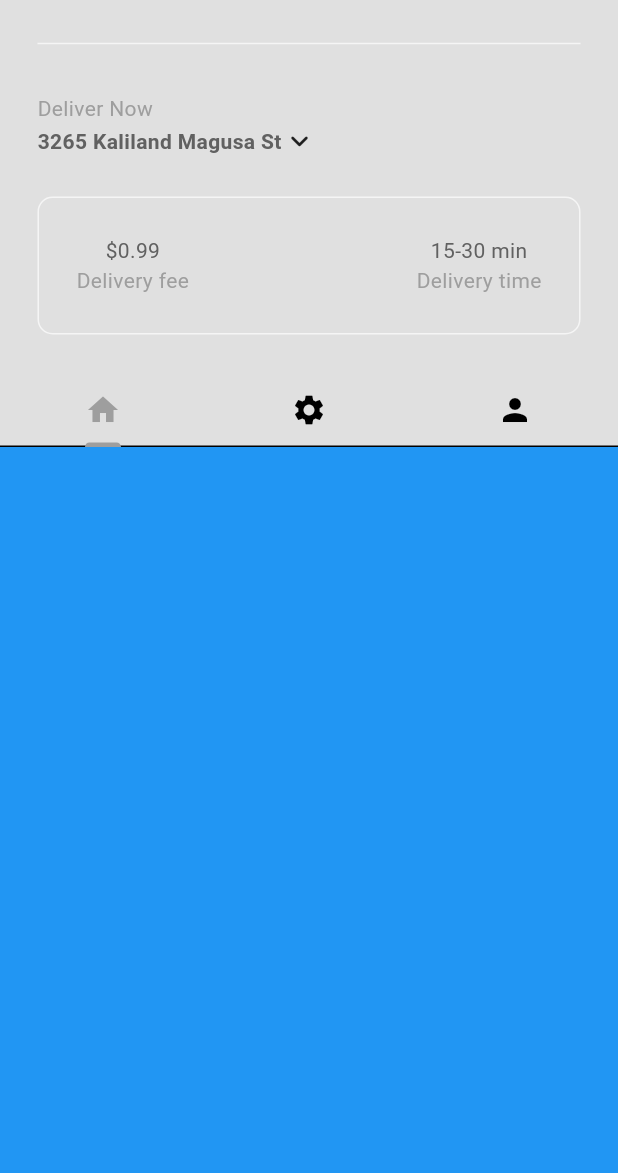
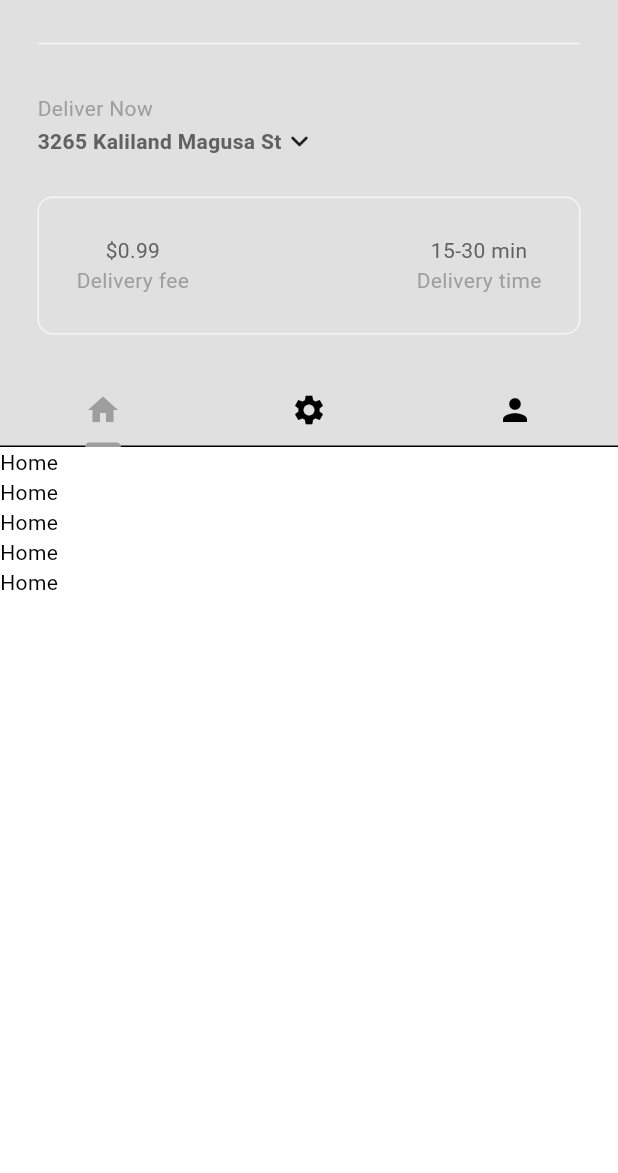
Before and after one commit to Briankurtish/Flutter-Food-delivery-Application, a Flutter app: the HomePage screen opened directly, on a phone screen of 412 x 824 dp, the part 63-1236 px from its top. Run offline on Flutter 3.47's test engine with Material 3 defaults, Android fonts, the phone set to English and light mode, and no system bars.

Commit message:
added the TabBar to the homepage

```diff
--- a/lib/pages/home.dart
+++ b/lib/pages/home.dart
@@ -56,8 +56,22 @@ class _HomePageState extends State<HomePage>
             ),
           ),
         ],
-        body: Container(
-          color: Colors.blue,
+        body: TabBarView(
+          controller: _tabController,
+          children: [
+            ListView.builder(
+              itemCount: 5,
+              itemBuilder: (context, index) => Text("Home"),
+            ),
+            ListView.builder(
+              itemCount: 5,
+              itemBuilder: (context, index) => Text("Settings"),
+            ),
+            ListView.builder(
+              itemCount: 5,
+              itemBuilder: (context, index) => Text("Profile"),
+            ),
+          ],
         ),
       ),
     );
```
